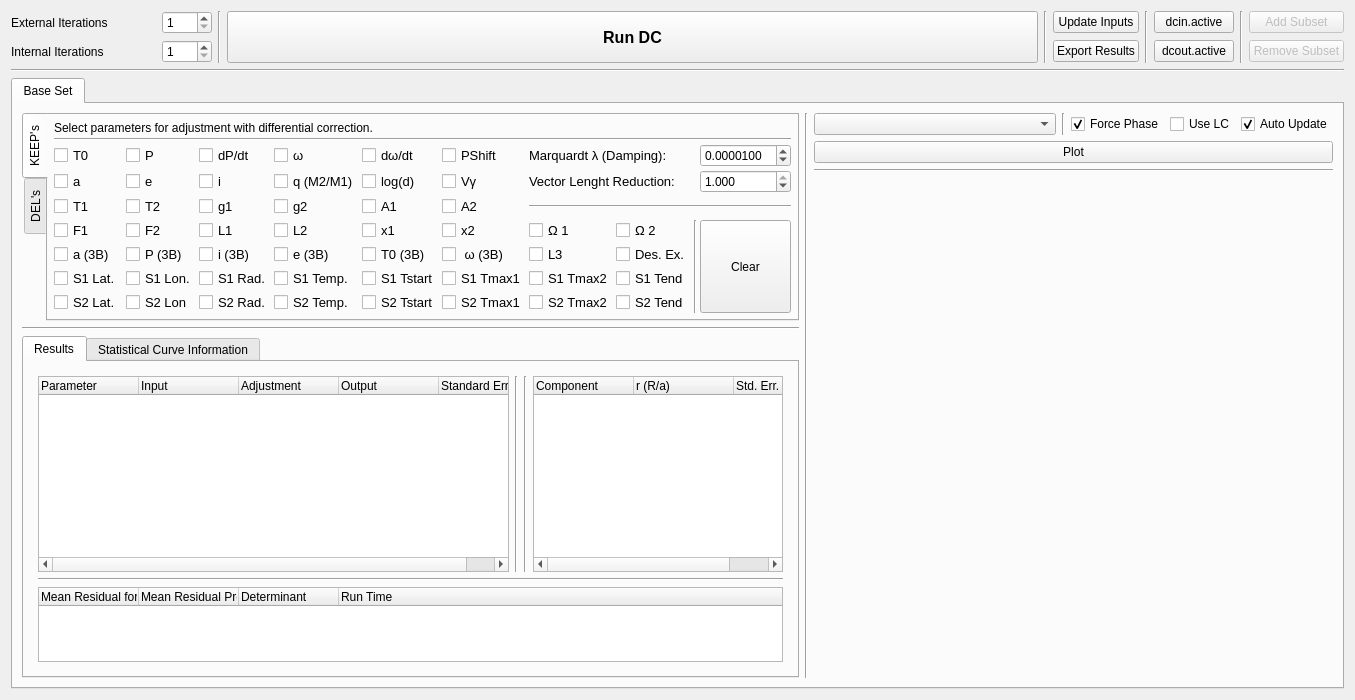
First picture: the form in resources/dc_widget.ui, repository Varnani/pywd2015-qt5, before the edit.
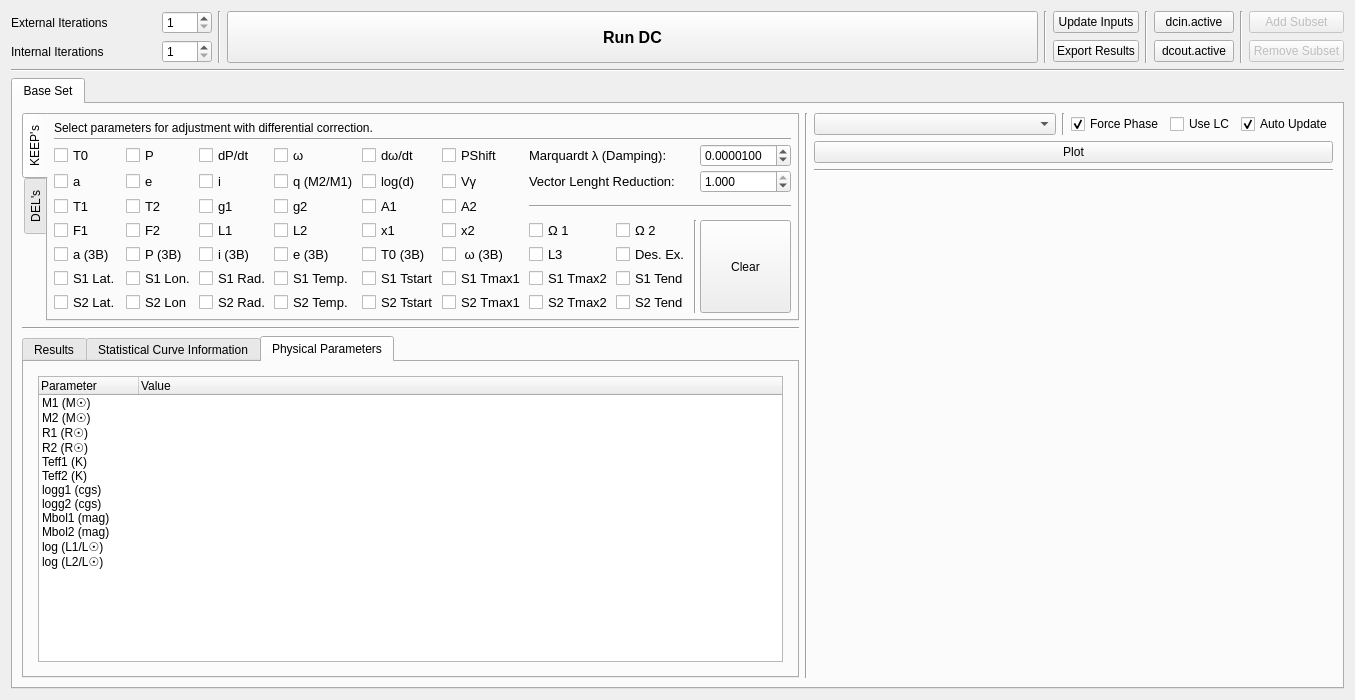
Second picture: the form after the edit. The open tabs and pages were chosen to show the change.

Commit message:
* New windows were added to LC and DC widgets, which show Physical Parameters from "lcout.active" files.
* A function was added to compute luminosity of each component in solar luminosity unit.

* Bugfix and improvement in Solution History widget.

* DC plot widget improvement was made for "phase" based plots.

Patch:
```diff
--- a/resources/dc_widget.ui
+++ b/resources/dc_widget.ui
@@ -2507,6 +2507,118 @@
            </item>
           </layout>
          </widget>
+         <widget class="QWidget" name="tab_11">
+          <attribute name="title">
+           <string>Physical Parameters</string>
+          </attribute>
+          <layout class="QHBoxLayout" name="horizontalLayout_9">
+           <item>
+            <layout class="QVBoxLayout" name="verticalLayout_5">
+             <property name="leftMargin">
+              <number>5</number>
+             </property>
+             <property name="topMargin">
+              <number>5</number>
+             </property>
+             <property name="rightMargin">
+              <number>5</number>
+             </property>
+             <property name="bottomMargin">
+              <number>5</number>
+             </property>
+             <item>
+              <widget class="QTreeWidget" name="phys_params_treewidget">
+               <property name="sizePolicy">
+                <sizepolicy hsizetype="Preferred" vsizetype="Preferred">
+                 <horstretch>0</horstretch>
+                 <verstretch>0</verstretch>
+                </sizepolicy>
+               </property>
+               <property name="selectionMode">
+                <enum>QAbstractItemView::NoSelection</enum>
+               </property>
+               <property name="indentation">
+                <number>0</number>
+               </property>
+               <property name="columnCount">
+                <number>2</number>
+               </property>
+               <column>
+                <property name="text">
+                 <string>Parameter</string>
+                </property>
+               </column>
+               <column>
+                <property name="text">
+                 <string>Value</string>
+                </property>
+               </column>
+               <item>
+                <property name="text">
+                 <string>M1 (M☉)</string>
+                </property>
+               </item>
+               <item>
+                <property name="text">
+                 <string>M2 (M☉)</string>
+                </property>
+               </item>
+               <item>
+                <property name="text">
+                 <string>R1 (R☉)</string>
+                </property>
+               </item>
+               <item>
+                <property name="text">
+                 <string>R2 (R☉)</string>
+                </property>
+               </item>
+               <item>
+                <property name="text">
+                 <string>Teff1 (K)</string>
+                </property>
+               </item>
+               <item>
+                <property name="text">
+                 <string>Teff2 (K)</string>
+                </property>
+               </item>
+               <item>
+                <property name="text">
+                 <string>logg1 (cgs)</string>
+                </property>
+               </item>
+               <item>
+                <property name="text">
+                 <string>logg2 (cgs)</string>
+                </property>
+               </item>
+               <item>
+                <property name="text">
+                 <string>Mbol1 (mag)</string>
+                </property>
+               </item>
+               <item>
+                <property name="text">
+                 <string>Mbol2 (mag)</string>
+                </property>
+               </item>
+               <item>
+                <property name="text">
+                 <string>log (L1/L☉)</string>
+                </property>
+               </item>
+               <item>
+                <property name="text">
+                 <string>log (L2/L☉)</string>
+                </property>
+               </item>
+              </widget>
+             </item>
+            </layout>
+           </item>
+          </layout>
+         </widget>
         </widget>
        </item>
        <item row="0" column="1" rowspan="3">
```
The commit also changes 8 other files.
